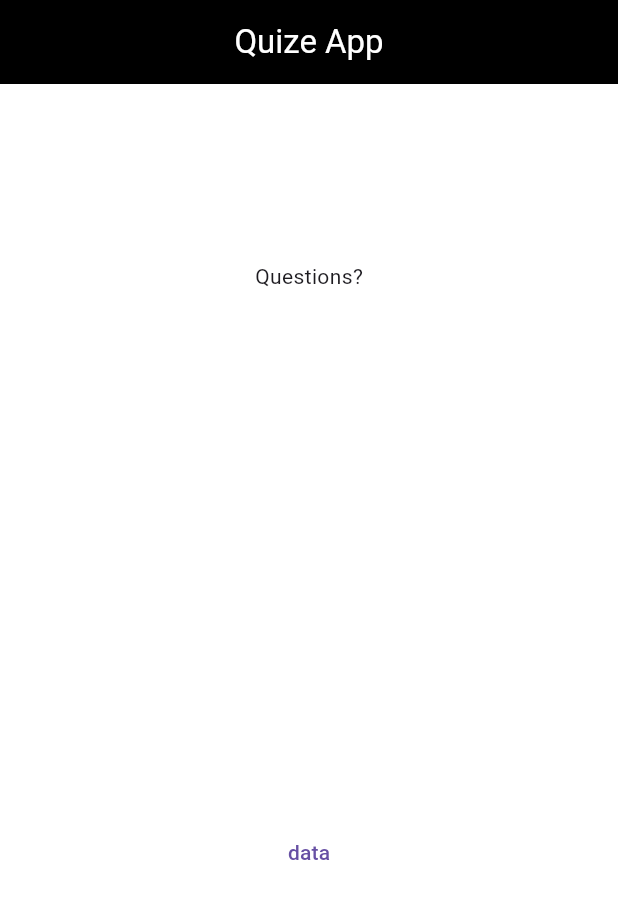
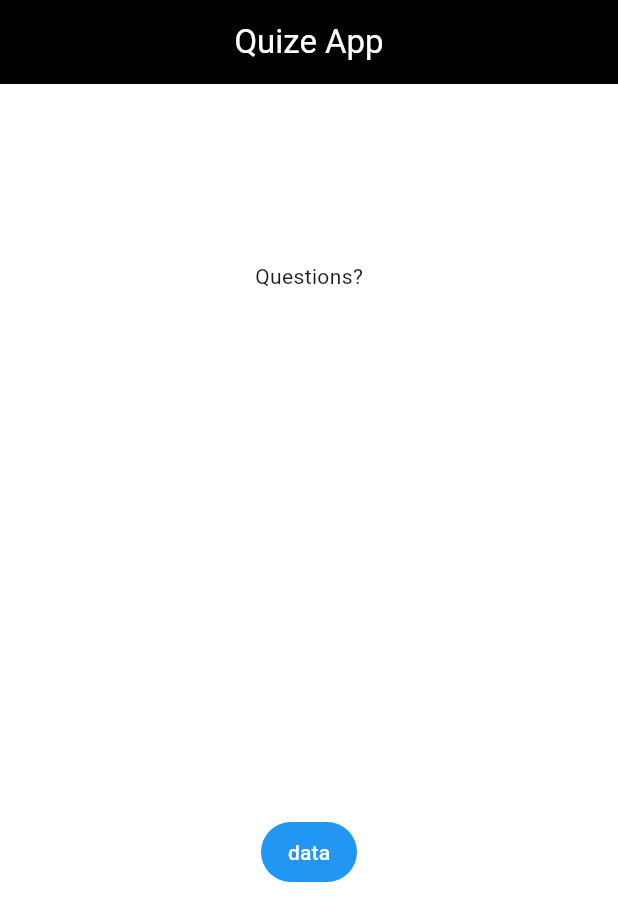
Before and after one commit to MNJTdhr/quiz_app, a Flutter app: the screen it shows after launch, after a tap on "Start", on a phone screen of 412 x 824 dp. Shown: the top 921 px of the screen. Run offline on Flutter 3.47's test engine with Material 3 defaults, Android fonts, the phone set to English and light mode, and no system bars.

Commit message:
button added

```diff
--- a/lib/screens/question_screen.dart
+++ b/lib/screens/question_screen.dart
@@ -22,9 +22,11 @@ class _QuestionScreenState extends State<QuestionScreen> {
           flex: 2,
           child: Center(
             child: TextButton(
+              style: TextButton.styleFrom(backgroundColor: Colors.blue),
               onPressed: () {},
               child: Text(
                 "data",
+                style: TextStyle(color: Colors.white),
               ),
             ),
           ),
```
